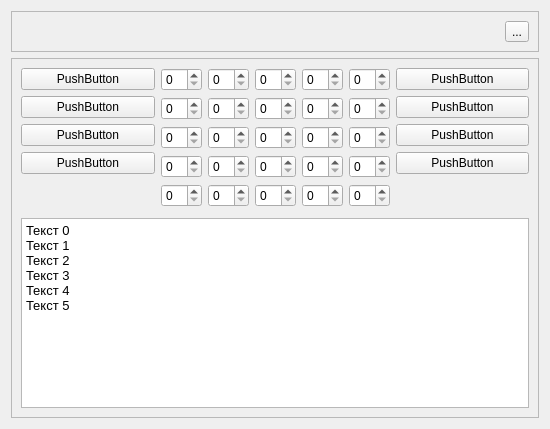
The window that Qt/my_programm/_For_tests/src/collapsiblewidget/src/ui/collapsiblewidget.ui (RinatB2017/mega_GIT) describes before a commit, drawn with Qt 5.
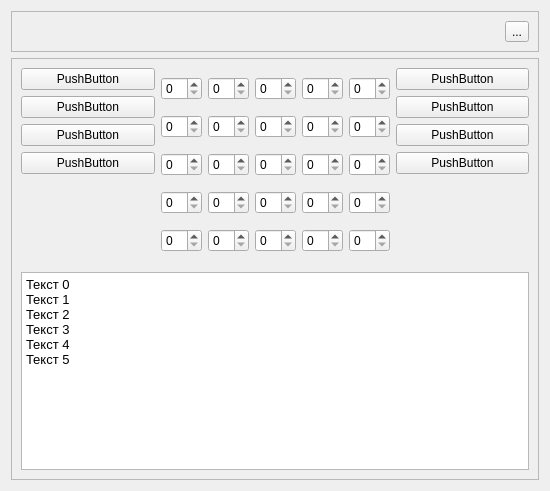
The same window after the commit.

```diff
--- a/Qt/my_programm/_For_tests/src/collapsiblewidget/src/ui/collapsiblewidget.ui
+++ b/Qt/my_programm/_For_tests/src/collapsiblewidget/src/ui/collapsiblewidget.ui
@@ -7,7 +7,7 @@
     <x>0</x>
     <y>0</y>
     <width>550</width>
-    <height>429</height>
+    <height>491</height>
    </rect>
   </property>
   <property name="sizePolicy">
```
